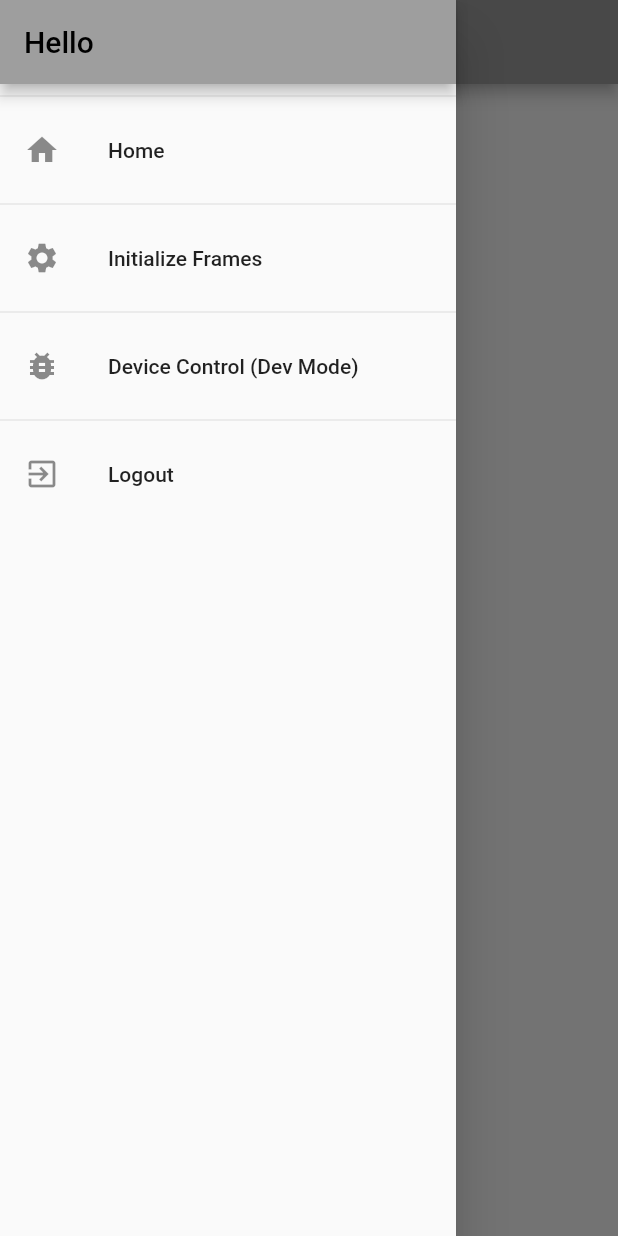
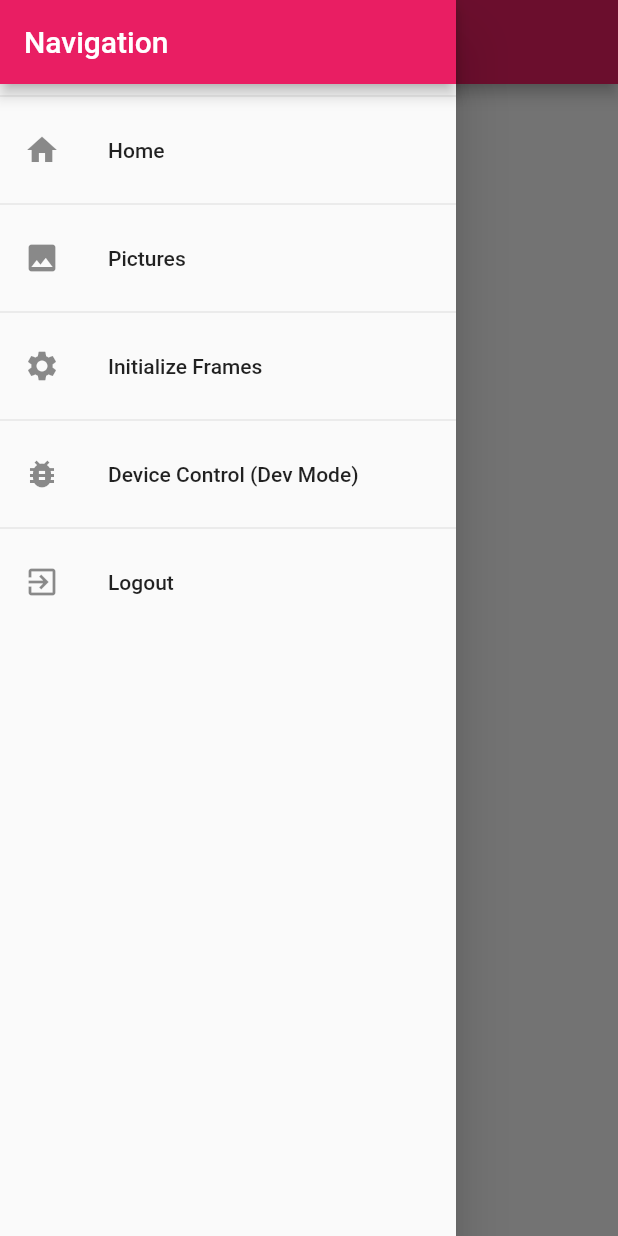
Before and after one commit to JusticeG23/final_app, a Flutter app: the screen it shows after launch, with the side drawer open, on a phone screen of 412 x 824 dp. Run offline on Flutter 3.47's test engine with Material 2 defaults, Android fonts, the phone set to English and light mode, and no system bars; our stand-ins replace firebase_auth, firebase_core, shared_preferences, webview_flutter; accounts and stored records are empty.

Commit message:
Basic Pictures Grid

```diff
--- a/lib/main.dart
+++ b/lib/main.dart
@@ -1,4 +1,5 @@
 // Flutter imports
+import 'package:final_app/screens/pictures_screen.dart';
 import 'package:flutter/material.dart';
 import 'package:firebase_core/firebase_core.dart';
 import 'package:final_app/screens/device_control_webview_screen.dart';
@@ -39,10 +40,10 @@ class MyApp extends StatelessWidget {
       builder: (context, appSnapshot) {
         return MaterialApp(
           debugShowCheckedModeBanner: false,
-          title: 'Globe Frames',
+          title: 'Instafam',
           theme: ThemeData(
-            primarySwatch: Colors.grey,
-            backgroundColor: Colors.blueGrey,
+            primarySwatch: Colors.pink,
+            backgroundColor: Colors.yellow.shade700,
             accentColor: Colors.black,
             splashColor: Colors.indigo,
             accentColorBrightness: Brightness.dark,
@@ -63,6 +64,7 @@ class MyApp extends StatelessWidget {
           ),
           home: LandingScreen(),
           routes: {
+            PicturesScreen.routeName: (ctx) => PicturesScreen(),
             // AuthScreen.routeName: (ctx) => AuthScreen(),
             // LandingScreen.routeName: (ctx) => LandingScreen(),
             // InitializeFramesScreen.routeName: (ctx) => InitializeFramesScreen(),
--- a/lib/widgets/navigation/app_drawer.dart
+++ b/lib/widgets/navigation/app_drawer.dart
@@ -6,6 +6,7 @@ import 'package:final_app/screens/device_control_webview_screen.dart';
 // File imports
 import 'package:final_app/screens/initialize_frames_screen.dart';
 import 'package:final_app/screens/landing_screen.dart';
+import 'package:final_app/screens/pictures_screen.dart';
 
 //////////////////////////////////////////////////////////////////
 // StateLESS widget which only has data that is initialized when
@@ -19,13 +20,13 @@ class AppDrawer extends StatelessWidget {
   @override
   Widget build(BuildContext context) {
     // Finals used in this widget
-    final user = FirebaseAuth.instance.currentUser;
+    // final user = FirebaseAuth.instance.currentUser;
 
     return Drawer(
       child: Column(
         children: <Widget>[
           AppBar(
-            title: Text('Hello'),
+            title: Text('Navigation'),
             automaticallyImplyLeading: false,
           ),
           Divider(),
@@ -35,6 +36,15 @@ class AppDrawer extends StatelessWidget {
             onTap: () {
               Navigator.of(context)
                   .pushReplacementNamed(LandingScreen.routeName);
+            },
+          ),
+          Divider(),
+          ListTile(
+            leading: Icon(Icons.photo),
+            title: Text('Pictures'),
+            onTap: () {
+              Navigator.of(context)
+                  .pushReplacementNamed(PicturesScreen.routeName);
             },
           ),
           Divider(),
```
Also changed, not shown: lib/constants/pictureList.dart (added, +7 -0 lines), lib/screens/pictures_screen.dart (added, +61 -0 lines).
